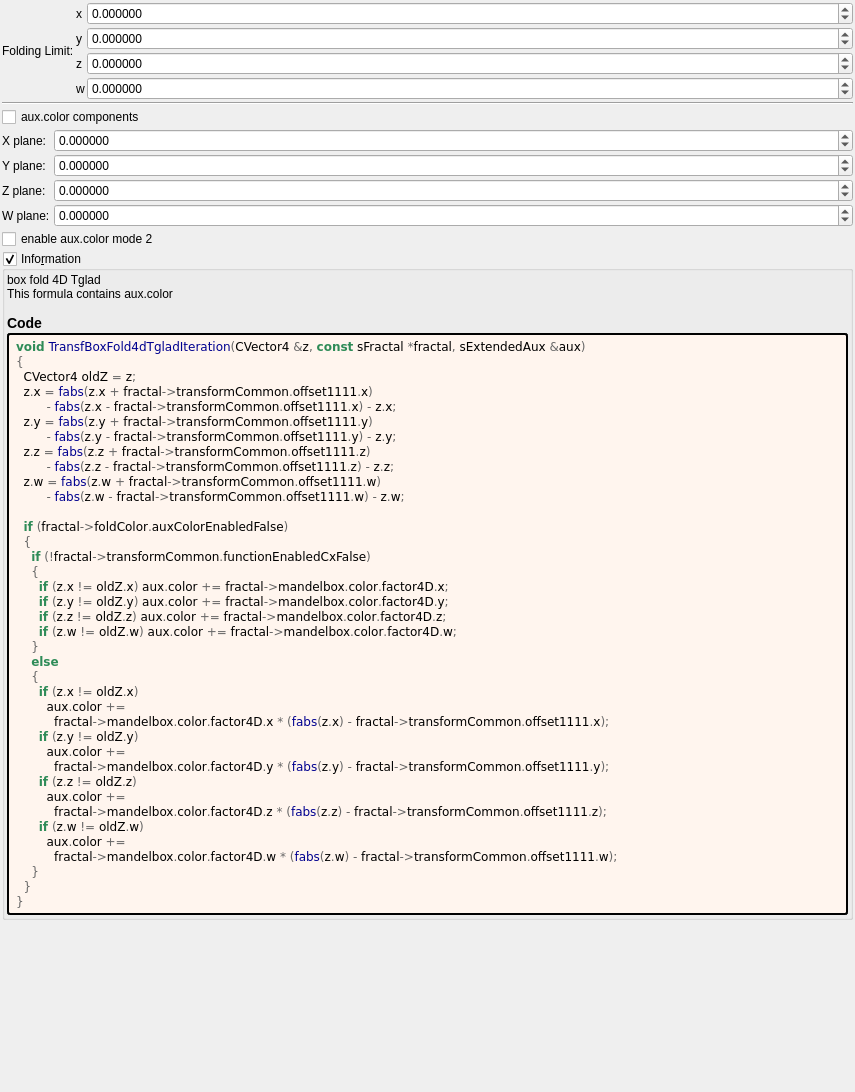
buddhi1980/mandelbulber2, file mandelbulber2/formula/ui/transf_box_fold4d_tglad.ui: the form before one commit.
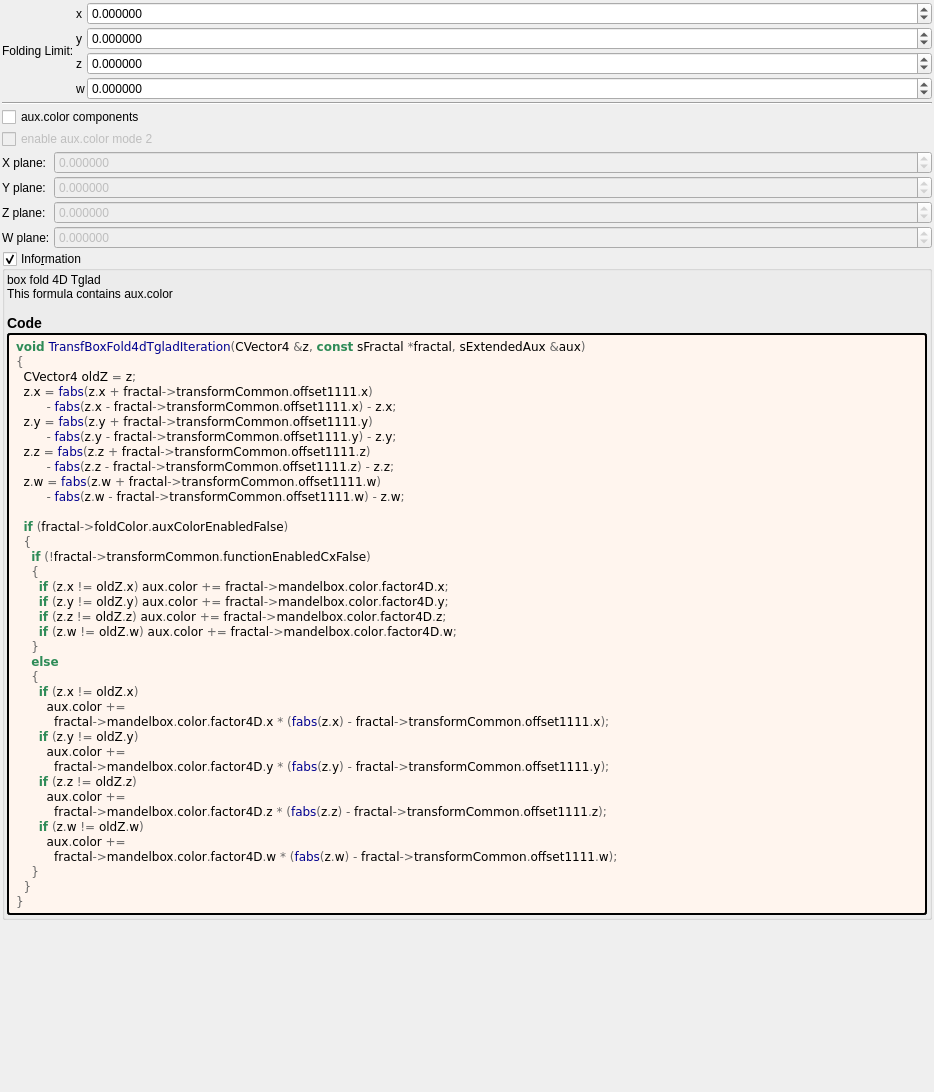
The form after the commit. Custom widgets are drawn as their Qt base class.

Commit message: transf_abs_add_tglad_fold4d.ui updated with iter controls and aux.color

What changed in the file:
```diff
--- a/mandelbulber2/formula/ui/transf_box_fold4d_tglad.ui
+++ b/mandelbulber2/formula/ui/transf_box_fold4d_tglad.ui
@@ -6,7 +6,7 @@
    <rect>
     <x>0</x>
     <y>0</y>
-    <width>855</width>
+    <width>934</width>
     <height>1092</height>
    </rect>
   </property>
@@ -195,99 +195,18 @@
      <property name="spacing">
       <number>2</number>
      </property>
-     <item row="4" column="2">
-      <widget class="MyDoubleSpinBox" name="spinbox4_mandelbox_color_4D_z">
-       <property name="sizePolicy">
-        <sizepolicy hsizetype="Minimum" vsizetype="Maximum">
-         <horstretch>0</horstretch>
-         <verstretch>0</verstretch>
-        </sizepolicy>
-       </property>
-       <property name="prefix">
-        <string/>
-       </property>
-       <property name="suffix">
-        <string/>
-       </property>
-       <property name="decimals">
-        <number>6</number>
-       </property>
-       <property name="minimum">
-        <double>-100.000000000000000</double>
-       </property>
-       <property name="maximum">
-        <double>100.000000000000000</double>
-       </property>
-       <property name="singleStep">
-        <double>0.100000000000000</double>
-       </property>
-      </widget>
-     </item>
-     <item row="5" column="2">
-      <widget class="MyDoubleSpinBox" name="spinbox4_mandelbox_color_4D_w">
-       <property name="sizePolicy">
-        <sizepolicy hsizetype="Minimum" vsizetype="Maximum">
-         <horstretch>0</horstretch>
-         <verstretch>0</verstretch>
-        </sizepolicy>
-       </property>
-       <property name="prefix">
-        <string/>
-       </property>
-       <property name="suffix">
-        <string/>
-       </property>
-       <property name="decimals">
-        <number>6</number>
-       </property>
-       <property name="minimum">
-        <double>-100.000000000000000</double>
-       </property>
-       <property name="maximum">
-        <double>100.000000000000000</double>
-       </property>
-       <property name="singleStep">
-        <double>0.100000000000000</double>
-       </property>
-      </widget>
-     </item>
-     <item row="5" column="0">
+     <item row="6" column="0">
       <widget class="QLabel" name="label_30">
        <property name="text">
         <string>W plane:</string>
        </property>
       </widget>
      </item>
-     <item row="3" column="2">
-      <widget class="MyDoubleSpinBox" name="spinbox4_mandelbox_color_4D_y">
-       <property name="sizePolicy">
-        <sizepolicy hsizetype="Minimum" vsizetype="Maximum">
-         <horstretch>0</horstretch>
-         <verstretch>0</verstretch>
-        </sizepolicy>
+     <item row="5" column="2">
+      <widget class="MyDoubleSpinBox" name="spinbox4_mandelbox_color_4D_z">
+       <property name="enabled">
+        <bool>false</bool>
        </property>
-       <property name="prefix">
-        <string/>
-       </property>
-       <property name="suffix">
-        <string/>
-       </property>
-       <property name="decimals">
-        <number>6</number>
-       </property>
-       <property name="minimum">
-        <double>-100.000000000000000</double>
-       </property>
-       <property name="maximum">
-        <double>100.000000000000000</double>
-       </property>
-       <property name="singleStep">
-        <double>0.100000000000000</double>
-       </property>
-      </widget>
-     </item>
-     <item row="2" column="2">
-      <widget class="MyDoubleSpinBox" name="spinbox4_mandelbox_color_4D_x">
        <property name="sizePolicy">
         <sizepolicy hsizetype="Minimum" vsizetype="Maximum">
          <horstretch>0</horstretch>
@@ -314,43 +233,139 @@
        </property>
       </widget>
      </item>
-     <item row="4" column="0">
+     <item row="5" column="0">
       <widget class="QLabel" name="label_27">
        <property name="text">
         <string>Z plane:</string>
        </property>
       </widget>
      </item>
-     <item row="3" column="0">
+     <item row="1" column="0" colspan="3">
+      <widget class="MyCheckBox" name="checkBox_fold_color_aux_color_enabled_false">
+       <property name="text">
+        <string notr="true">aux.color components</string>
+       </property>
+      </widget>
+     </item>
+     <item row="3" column="2">
+      <widget class="MyDoubleSpinBox" name="spinbox4_mandelbox_color_4D_x">
+       <property name="enabled">
+        <bool>false</bool>
+       </property>
+       <property name="sizePolicy">
+        <sizepolicy hsizetype="Minimum" vsizetype="Maximum">
+         <horstretch>0</horstretch>
+         <verstretch>0</verstretch>
+        </sizepolicy>
+       </property>
+       <property name="prefix">
+        <string/>
+       </property>
+       <property name="suffix">
+        <string/>
+       </property>
+       <property name="decimals">
+        <number>6</number>
+       </property>
+       <property name="minimum">
+        <double>-100.000000000000000</double>
+       </property>
+       <property name="maximum">
+        <double>100.000000000000000</double>
+       </property>
+       <property name="singleStep">
+        <double>0.100000000000000</double>
+       </property>
+      </widget>
+     </item>
+     <item row="4" column="0">
       <widget class="QLabel" name="label_26">
        <property name="text">
         <string>Y plane:</string>
        </property>
       </widget>
      </item>
-     <item row="2" column="0">
+     <item row="3" column="0">
       <widget class="QLabel" name="label_25">
        <property name="text">
         <string>X plane:</string>
        </property>
       </widget>
      </item>
-     <item row="1" column="0" colspan="3">
-      <widget class="MyCheckBox" name="checkBox_fold_color_aux_color_enabled_false">
+     <item row="6" column="2">
+      <widget class="MyDoubleSpinBox" name="spinbox4_mandelbox_color_4D_w">
+       <property name="enabled">
+        <bool>false</bool>
+       </property>
+       <property name="sizePolicy">
+        <sizepolicy hsizetype="Minimum" vsizetype="Maximum">
+         <horstretch>0</horstretch>
+         <verstretch>0</verstretch>
+        </sizepolicy>
+       </property>
+       <property name="prefix">
+        <string/>
+       </property>
+       <property name="suffix">
+        <string/>
+       </property>
+       <property name="decimals">
+        <number>6</number>
+       </property>
+       <property name="minimum">
+        <double>-100.000000000000000</double>
+       </property>
+       <property name="maximum">
+        <double>100.000000000000000</double>
+       </property>
+       <property name="singleStep">
+        <double>0.100000000000000</double>
+       </property>
+      </widget>
+     </item>
+     <item row="4" column="2">
+      <widget class="MyDoubleSpinBox" name="spinbox4_mandelbox_color_4D_y">
+       <property name="enabled">
+        <bool>false</bool>
+       </property>
+       <property name="sizePolicy">
+        <sizepolicy hsizetype="Minimum" vsizetype="Maximum">
+         <horstretch>0</horstretch>
+         <verstretch>0</verstretch>
+        </sizepolicy>
+       </property>
+       <property name="prefix">
+        <string/>
+       </property>
+       <property name="suffix">
+        <string/>
+       </property>
+       <property name="decimals">
+        <number>6</number>
+       </property>
+       <property name="minimum">
+        <double>-100.000000000000000</double>
+       </property>
+       <property name="maximum">
+        <double>100.000000000000000</double>
+       </property>
+       <property name="singleStep">
+        <double>0.100000000000000</double>
+       </property>
+      </widget>
+     </item>
+     <item row="2" column="0" colspan="3">
+      <widget class="MyCheckBox" name="checkBox_transf_function_enabledCx_false">
+       <property name="enabled">
+        <bool>false</bool>
+       </property>
        <property name="text">
-        <string notr="true">aux.color components</string>
+        <string notr="true">enable aux.color mode 2</string>
        </property>
       </widget>
      </item>
     </layout>
    </item>
-   <item>
-    <widget class="MyCheckBox" name="checkBox_transf_function_enabledCx_false">
-     <property name="text">
-      <string notr="true">enable aux.color mode 2</string>
-     </property>
-    </widget>
-   </item>
    <item>
     <widget class="MyGroupBox" name="groupCheck_info">
      <property name="title">
```
Left out of the diff: 85 changed lines with no effect on the pictures. The commit also changes 5 other files.
